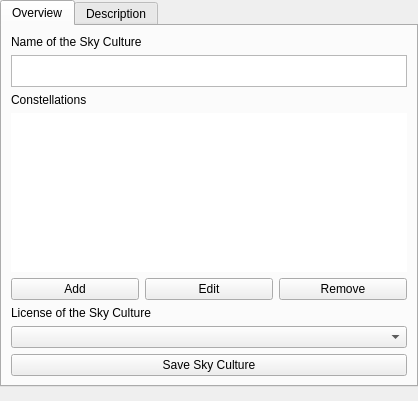
Before: the Qt Designer form plugins/SkyCultureMaker/src/gui/scmSkyCultureDialog.ui in Stellarium/stellarium, drawn with Qt 5.
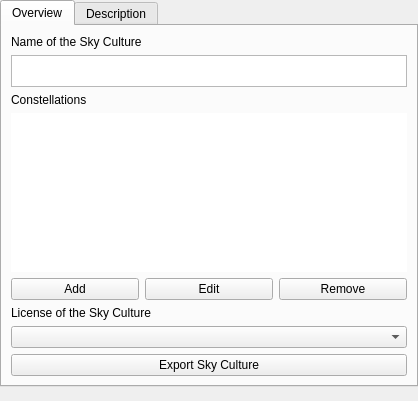
After: the same form once the commit is applied. Custom widgets are drawn as their Qt base class.

Commit message: use export naming instead of save

```diff
--- a/plugins/SkyCultureMaker/src/gui/scmSkyCultureDialog.ui
+++ b/plugins/SkyCultureMaker/src/gui/scmSkyCultureDialog.ui
@@ -261,7 +261,7 @@
                </size>
               </property>
               <property name="text">
-               <string>Save Sky Culture</string>
+               <string>Export Sky Culture</string>
               </property>
              </widget>
             </item>
```
Left out of the diff: 2 changed lines with no effect on the pictures. The commit also changes 4 other files.
